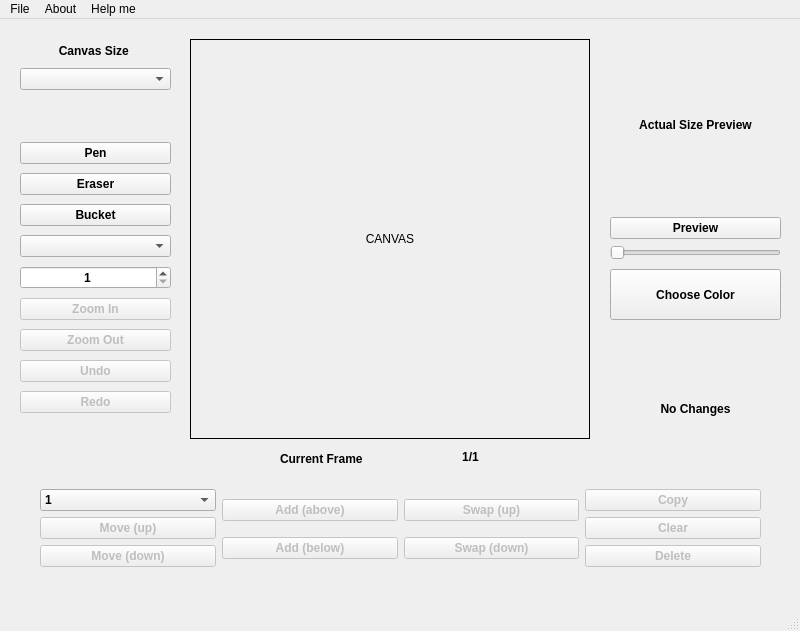
Old version of the form SpriteEditor/view.ui in the repository University-of-Utah-CS3505/a7-sprite-editor-s22-charming21.
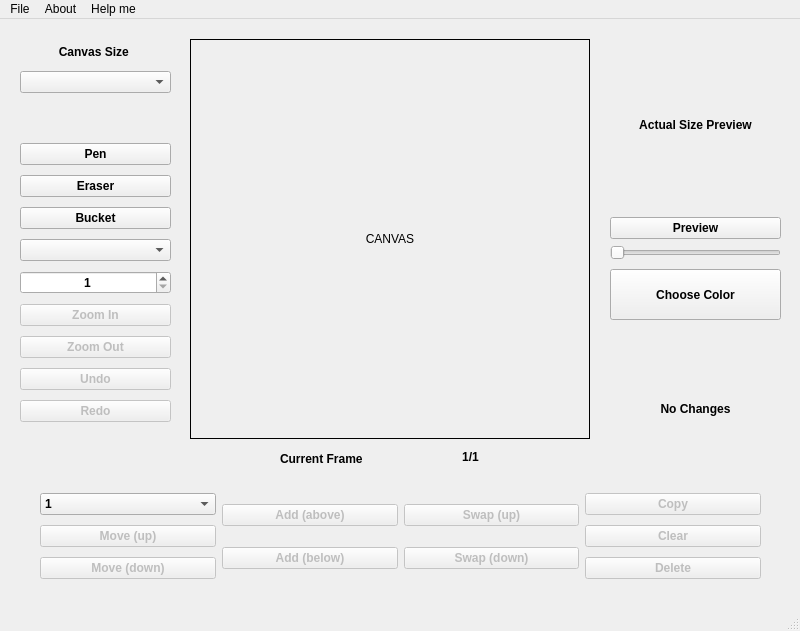
New version of the form. Custom widgets are drawn as their Qt base class.

Commit message: Commit 7.9: added functioanlities so each tool will represent it size accordingly based on current selected tool in the view.

Diff of the .ui file:
```diff
--- a/SpriteEditor/view.ui
+++ b/SpriteEditor/view.ui
@@ -91,7 +91,7 @@
       <x>20</x>
       <y>120</y>
       <width>151</width>
-      <height>281</height>
+      <height>294</height>
      </rect>
     </property>
     <layout class="QVBoxLayout" name="toolBarAndFrame">
@@ -247,7 +247,7 @@
       <x>20</x>
       <y>20</y>
       <width>151</width>
-      <height>51</height>
+      <height>54</height>
      </rect>
     </property>
     <layout class="QVBoxLayout" name="verticalLayout">
@@ -334,7 +334,7 @@
       <x>40</x>
       <y>470</y>
       <width>721</width>
-      <height>80</height>
+      <height>97</height>
      </rect>
     </property>
     <layout class="QHBoxLayout" name="horizontalLayout_2">
```
Left out of the diff: 2 changed lines with no effect on the pictures. The commit also changes 5 other files.
